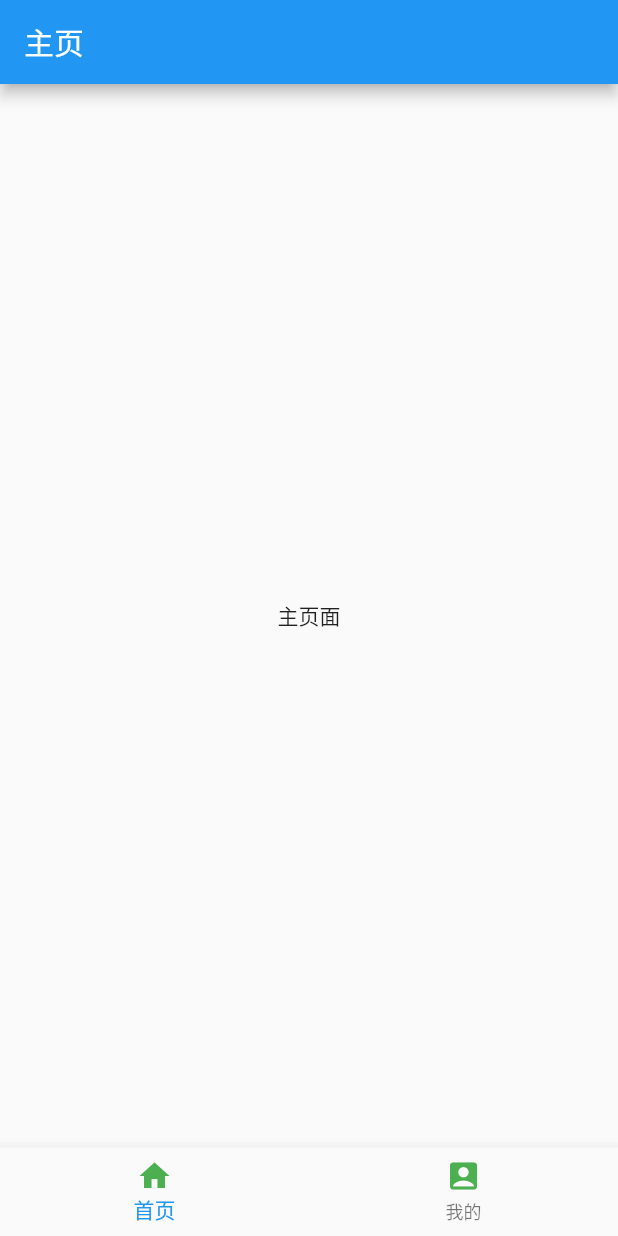
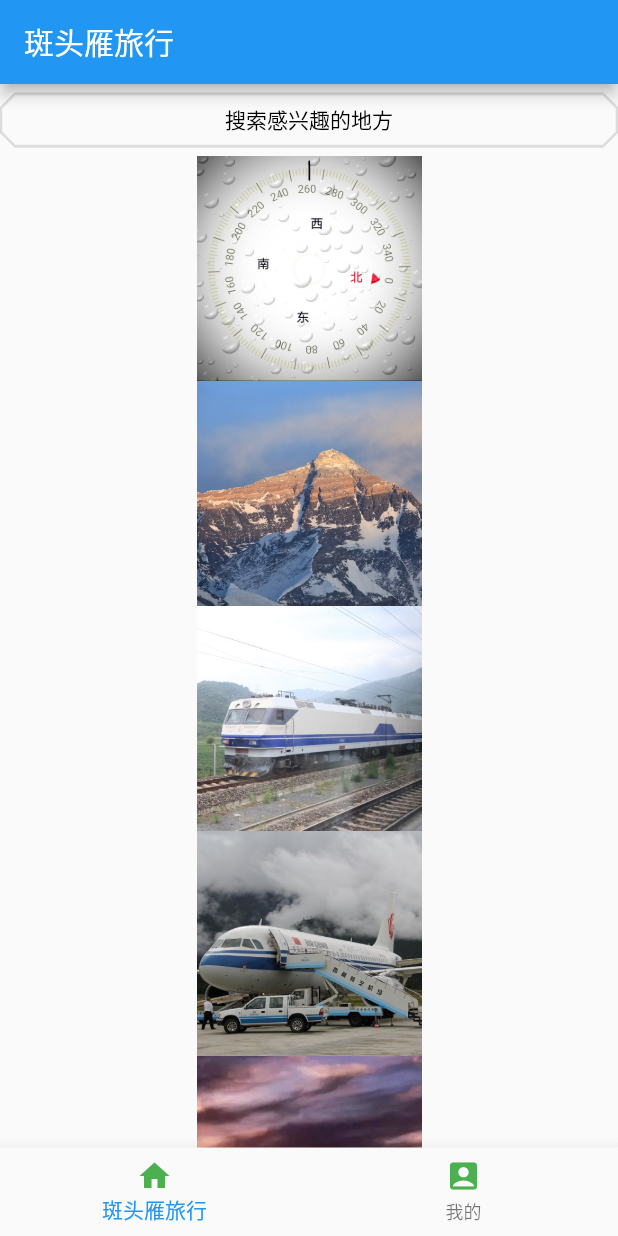
Before and after one commit to yuehua555/test1, a Flutter app: the screen it shows after launch, on a phone screen of 412 x 824 dp. Run offline on Flutter 3.47's test engine with Material 2 defaults, Android fonts, the phone set to English and light mode, and no system bars.

Commit message:
Second commit

```diff
--- a/lib/bottom_Navigation_Bars.dart
+++ b/lib/bottom_Navigation_Bars.dart
@@ -37,7 +37,7 @@ class _BottomNavigationBarsState extends State<BottomNavigationBars> {
                 color: _bottomNavigationColor,
               ),
               title:
-              Text('首页', style: TextStyle(color: _bottomNavigationColor))),
+              Text('斑头雁旅行', style: TextStyle(color: _bottomNavigationColor))),
           BottomNavigationBarItem(
               icon: Icon(
                 Icons.account_box,
--- a/lib/main.dart
+++ b/lib/main.dart
@@ -9,6 +9,7 @@ class MyApp extends StatelessWidget {
     return MaterialApp(
       title: '斑头雁旅行',
       theme: ThemeData.light(),
+      debugShowCheckedModeBanner: false,
       home: BottomNavigationBars(), // 底部导航栏
     );
   }
--- a/lib/pages/home_screen.dart
+++ b/lib/pages/home_screen.dart
@@ -1,15 +1,61 @@
 import 'package:flutter/material.dart';
+import 'package:test1/pages/search_page.dart';
 
 class HomeScreen extends StatelessWidget {
   @override
   Widget build(BuildContext context) {
     return Scaffold(
-        appBar:AppBar(
-          title: Text('主页'),
+        appBar: AppBar(
+          title: Text('斑头雁旅行'),
         ),
-        body:Center(
-          child: Text('主页面'),
-        )
-    );
+        body: ListView(
+          children: <Widget>[
+            //搜索按钮
+            OutlineButton(
+              onPressed: () {
+                Navigator.push(context,
+                    MaterialPageRoute(builder: (context) => SearchPage()));
+              },
+              child: Text('搜索感兴趣的地方'),
+              textColor: Colors.black,
+              splashColor: Colors.green,
+              highlightColor: Colors.black,
+              shape: BeveledRectangleBorder(
+                side: BorderSide(
+                  color: Colors.red,
+                  width: 1,
+                ),
+                borderRadius: BorderRadius.circular(10),
+              ),
+            ),
+            // 旅程智能规划，景点分类浏览行
+            Image.asset(
+              'asset/images/compass1.jpg',
+              width: 150,
+              height: 150,
+            ),
+            Image.asset(
+              'asset/images/mountain1.jpg',
+              width: 150,
+              height: 150,
+            ),
+            // 火车时刻查询，航班信息查询，经典路线浏览行
+            Image.asset(
+              'asset/images/train1.jpg',
+              width: 150,
+              height: 150,
+            ),
+            Image.asset(
+              'asset/images/airport1.jpg',
+              width: 150,
+              height: 150,
+            ),
+            Image.asset(
+              'asset/images/route.jpg',
+              width: 150,
+              height: 150,
+            ),
+          ],
+        ));
   }
 }
```
Also changed, not shown: lib/pages/search_page.dart (added, +24 -0 lines), pubspec.yaml (+8 -0 lines), asset/images/airport1.jpg (added), asset/images/bty1.jpg (added), asset/images/compass1.jpg (added), asset/images/mountain1.jpg (added), asset/images/route.jpg (added), asset/images/train1.jpg (added), 1 other file.
